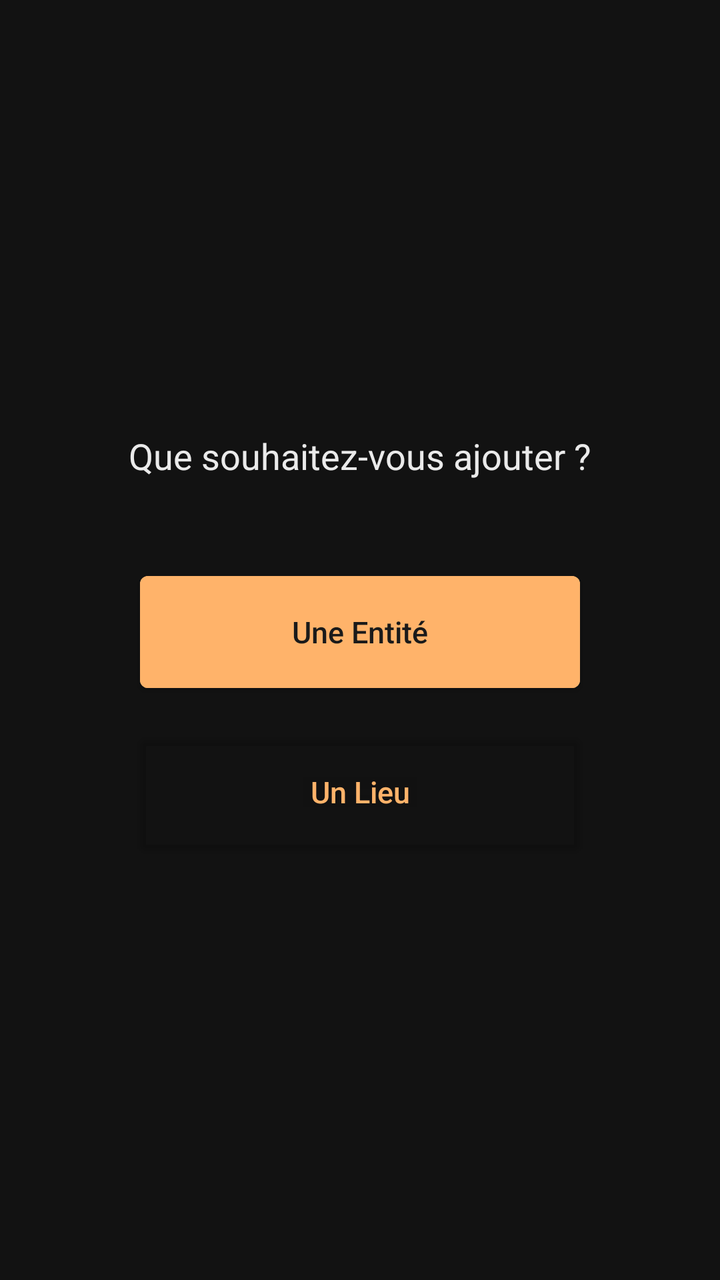
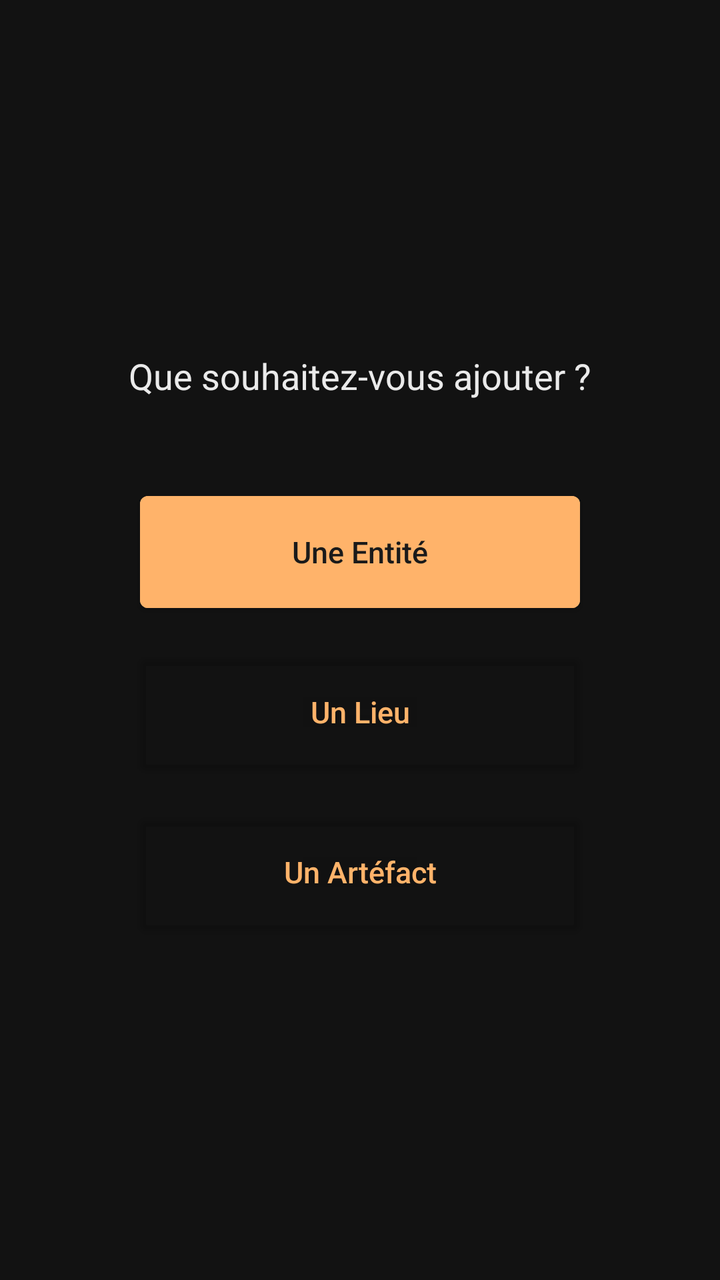

Compare the two renders of this Android layout. The source of the first and the diff that turns it into the second are given below.
<!-- AndroidManifest.xml: application theme Theme.App_mythology -->
<!-- res/layout/fragment_add_choice.xml -->
<?xml version="1.0" encoding="utf-8"?>
<LinearLayout xmlns:android="http://schemas.android.com/apk/res/android"
    android:layout_width="match_parent" android:layout_height="match_parent"
    android:orientation="vertical" android:gravity="center" android:padding="32dp"
    android:background="@color/surface">

    <TextView android:layout_width="wrap_content" android:layout_height="wrap_content"
        android:text="Que souhaitez-vous ajouter ?"
        android:textSize="18sp" android:textColor="@color/on_surface"
        android:layout_marginBottom="48dp"/>

    <Button android:id="@+id/btn_add_entity"
        android:backgroundTint="@color/primary" android:textColor="@color/on_primary"
        android:layout_width="220dp" android:layout_height="56dp"
        android:text="Une Entité" android:layout_marginBottom="24dp"/>

    <Button android:id="@+id/btn_add_place"
        android:backgroundTint="@android:color/transparent" android:textColor="@color/primary" 
        android:layout_width="220dp" android:layout_height="56dp"
        android:text="Un Lieu"/>

</LinearLayout>
<!-- resources referenced by this layout -->
<resources>
  <color name="on_primary">#FF1A1A1A</color>
  <color name="on_surface">#FFEAEAEA</color>
  <color name="primary">#FFB36A</color>
  <color name="surface">#FF121212</color>
  <style name="Theme.App_mythology" parent="Base.Theme.App_mythology" />
  <style name="Base.Theme.App_mythology" parent="Theme.MaterialComponents.DayNight">
          
          <item name="colorPrimary">@color/primary</item>
          <item name="colorPrimaryDark">@color/colorPrimaryDark</item>
          <item name="colorAccent">@color/colorAccent</item>
          <item name="colorOnPrimary">@color/on_primary</item>
          <item name="colorSurface">@color/surface</item>
          <item name="colorOnSurface">@color/on_surface</item>
          <item name="android:windowBackground">@color/surface</item>
          <item name="android:statusBarColor">@color/surface</item>
          <item name="android:navigationBarColor">@color/surface</item>
          
          <item name="actionBarStyle">@style/MyActionBar</item>
          <item name="textInputStyle">@style/Widget.MaterialComponents.TextInputLayout.OutlinedBox</item>
          
          <item name="materialButtonStyle">@style/AppButton</item>
      </style>
  <color name="colorPrimaryDark">#FF0A0A0A</color>
  <color name="colorAccent">#FFB36A</color>
  <style name="MyActionBar" parent="Widget.MaterialComponents.ActionBar.Solid">
          <item name="background">@color/surface</item>
          <item name="titleTextStyle">@style/MyActionBarTitle</item>
          <item name="navigationIconTint">@color/primary</item>
      </style>
  <style name="AppButton" parent="Widget.MaterialComponents.Button">
          <item name="android:textAllCaps">false</item>
          <item name="android:letterSpacing">0</item>
          <item name="android:insetTop">0dp</item>
          <item name="android:insetBottom">0dp</item>
          <item name="android:maxLines">1</item>
          <item name="android:textSize">15sp</item>
          <item name="autoSizeTextType">uniform</item>
          <item name="autoSizeMinTextSize">11sp</item>
          <item name="autoSizeMaxTextSize">15sp</item>
      </style>
  <style name="MyActionBarTitle" parent="TextAppearance.Widget.AppCompat.Toolbar.Title">
          <item name="android:textColor">@color/on_surface</item>
      </style>
</resources>

<!-- the commit's change to res/layout/fragment_add_choice.xml (unified diff, before → after) -->
@@ -17,6 +17,13 @@
     <Button android:id="@+id/btn_add_place"
         android:backgroundTint="@android:color/transparent" android:textColor="@color/primary" 
         android:layout_width="220dp" android:layout_height="56dp"
-        android:text="Un Lieu"/>
+        android:text="Un Lieu"
+        android:layout_marginBottom="24dp"/>
+
+    <Button android:id="@+id/btn_add_artifact"
+        android:backgroundTint="@android:color/transparent" android:textColor="@color/primary"
+        android:layout_width="220dp"
+        android:layout_height="56dp"
+        android:text="Un Artéfact"/>
 
 </LinearLayout>
